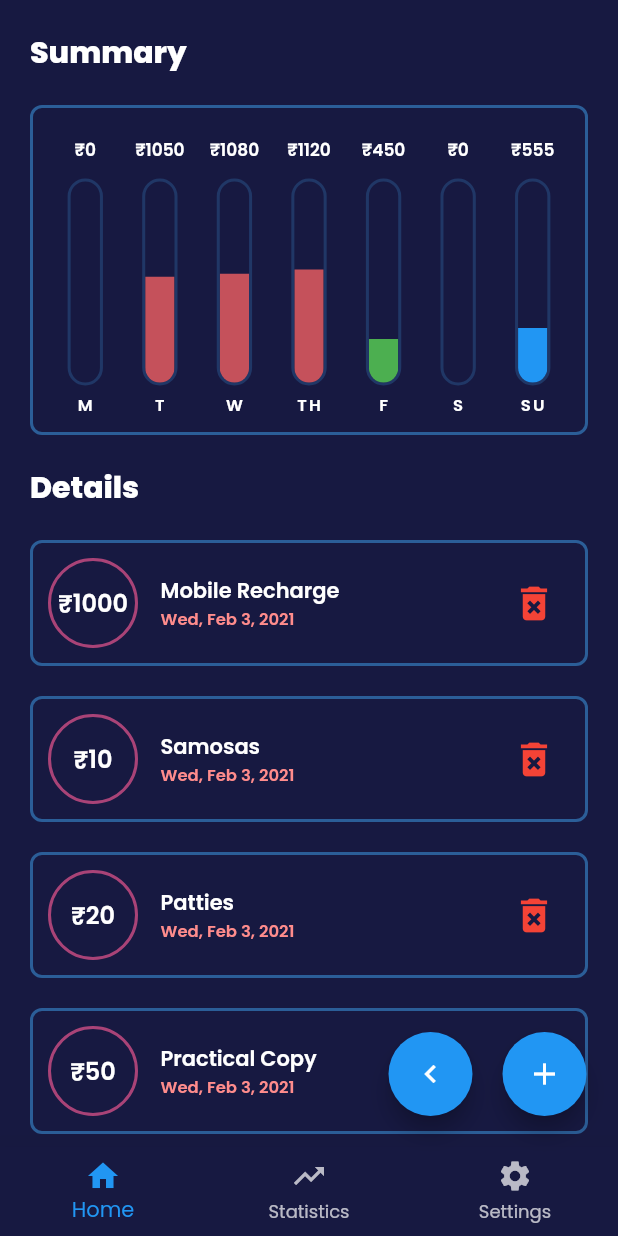
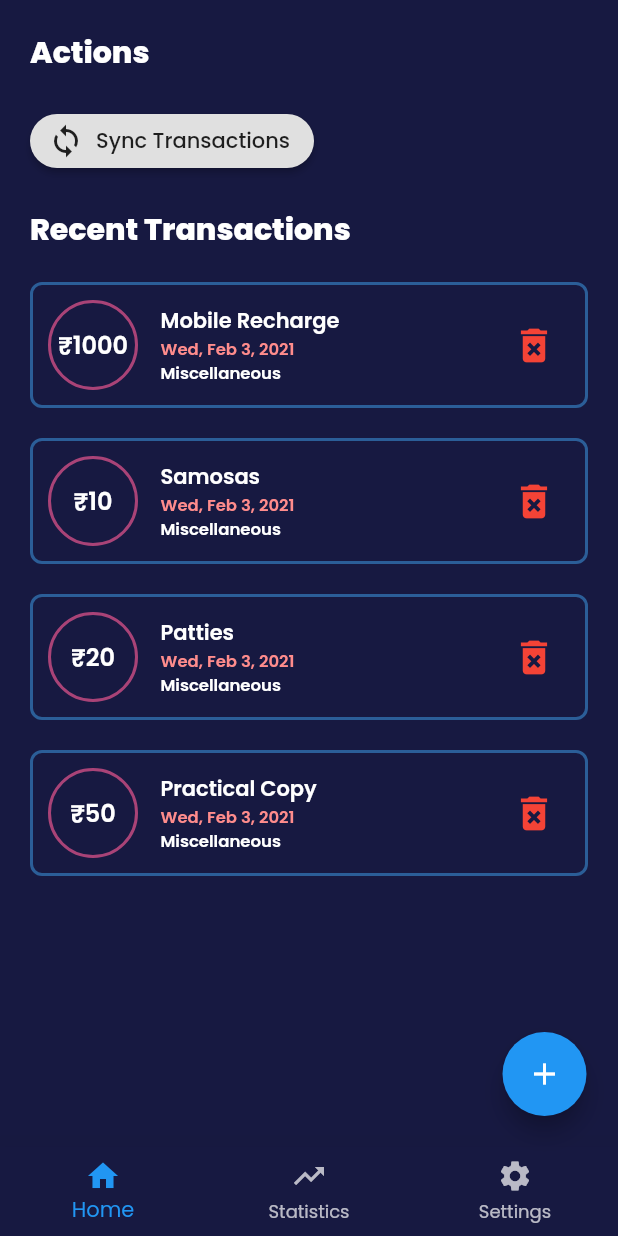
Before and after one commit to CrypticPoet/ExpenseTracker, a Flutter app: the screen it shows after launch, on a phone screen of 412 x 824 dp. Run offline on Flutter 3.47's test engine with Material 2 defaults, Android fonts, the phone set to English and light mode, and no system bars; our stand-ins replace google_fonts; missing offline and left inert: sms.

Commit message:
Moved around a few widgets

```diff
--- a/expense_tracker/lib/models/transaction.dart
+++ b/expense_tracker/lib/models/transaction.dart
@@ -2,7 +2,9 @@ class Transaction {
   final String title;
   final int amount;
   final DateTime date;
-  final String category;
+  String category;
 
-  Transaction({this.title, this.amount, this.date, this.category});
+  Transaction({this.title, this.amount, this.date, this.category}) {
+    this.category = category ?? 'Miscellaneous';
+  }
 }
--- a/expense_tracker/lib/screens/home_screen.dart
+++ b/expense_tracker/lib/screens/home_screen.dart
@@ -7,19 +7,29 @@ import 'package:expense_tracker/models/transaction.dart';
 class HomeScreen extends StatelessWidget {
   final List<Transaction> transactions;
   final Function deleteHandler;
+  final Function syncHandler;
 
-  HomeScreen(this.transactions, this.deleteHandler);
+  HomeScreen(this.transactions, {this.deleteHandler, this.syncHandler});
 
   @override
   Widget build(BuildContext context) {
     return Column(
       crossAxisAlignment: CrossAxisAlignment.start,
       children: <Widget>[
-        Text('Summary', style: kHeading1Style),
-        SummaryChart(transactions: transactions),
-        Text('Details', style: kHeading1Style),
+        Text('Actions', style: kHeading1Style),
         SizedBox(height: 20),
-        TransactionList(transactions, deleteHandler),
+        RaisedButton.icon(
+          onPressed: () => syncHandler(),
+          icon: Icon(Icons.sync),
+          label: Text('Sync Transactions'),
+          shape: RoundedRectangleBorder(borderRadius: BorderRadius.circular(50)),
+        ),
+        SizedBox(height: 20),
+        Text('Recent Transactions', style: kHeading1Style),
+        SizedBox(height: 20),
+        TransactionList(
+            transactions.where((tx) => tx.date.isAfter(DateTime.now().subtract(Duration(days: 1)))).toList(),
+            deleteHandler),
       ],
     );
   }
--- a/expense_tracker/lib/screens/screen.dart
+++ b/expense_tracker/lib/screens/screen.dart
@@ -120,13 +120,13 @@ class _ScreenState extends State<Screen> {
               builder: (BuildContext ctx) {
                 switch (selectedIndex) {
                   case 0:
-                    return HomeScreen(transactions, _deleteTransaction);
+                    return HomeScreen(transactions, deleteHandler: _deleteTransaction, syncHandler: _fetchSMS);
                     break;
                   case 1:
-                    return StatsScreen();
+                    return StatsScreen(transactions: transactions);
                     break;
                   default:
-                    return HomeScreen(transactions, _deleteTransaction);
+                    return HomeScreen(transactions, deleteHandler: _deleteTransaction, syncHandler: _fetchSMS);
                 }
               },
             ),
@@ -135,20 +135,9 @@ class _ScreenState extends State<Screen> {
       ),
       floatingActionButton: Padding(
         padding: const EdgeInsets.all(5),
-        child: Row(
-          mainAxisAlignment: MainAxisAlignment.end,
-          children: <Widget>[
-            FloatingActionButton(
-                onPressed: () {
-                  _fetchSMS();
-                },
-                child: Icon(Icons.navigate_before)),
-            SizedBox(width: 20),
-            FloatingActionButton(
-              onPressed: () => _showTransactionModal(context),
-              child: Icon(Icons.add),
-            )
-          ],
+        child: FloatingActionButton(
+          onPressed: () => _showTransactionModal(context),
+          child: Icon(Icons.add),
         ),
       ),
       bottomNavigationBar: BottomNavigationBar(
--- a/expense_tracker/lib/screens/stats_screen.dart
+++ b/expense_tracker/lib/screens/stats_screen.dart
@@ -1,16 +1,23 @@
+import 'package:expense_tracker/models/transaction.dart';
+import 'package:expense_tracker/screens/widgets/summary_chart.dart';
 import 'package:flutter/material.dart';
 import 'package:expense_tracker/constants.dart';
 
 class StatsScreen extends StatelessWidget {
-  const StatsScreen({Key key}) : super(key: key);
+  StatsScreen({this.transactions});
+
+  final List<Transaction> transactions;
 
   @override
   Widget build(BuildContext context) {
-    return Center(
-      child: Text(
-        'Statistics Screen',
-        style: kHeading1Style,
-      ),
+    return Column(
+      crossAxisAlignment: CrossAxisAlignment.start,
+      children: <Widget>[
+        Text('This Week', style: kHeading1Style),
+        SummaryChart(
+          transactions: transactions,
+        )
+      ],
     );
   }
 }
--- a/expense_tracker/lib/screens/widgets/transaction_detail.dart
+++ b/expense_tracker/lib/screens/widgets/transaction_detail.dart
@@ -5,10 +5,11 @@ class TransactionDetail extends StatelessWidget {
   final String title;
   final int amount;
   final String date;
+  final String category;
   final int index;
   final Function handler;
 
-  TransactionDetail({this.title, this.amount, this.date, this.index, this.handler});
+  TransactionDetail({this.title, this.amount, this.date, this.index, this.category, this.handler});
 
   @override
   Widget build(BuildContext context) {
@@ -23,33 +24,21 @@ class TransactionDetail extends StatelessWidget {
             decoration: kCircleBoxDecoration,
             margin: EdgeInsets.only(right: 15),
             padding: EdgeInsets.all(2),
-            child: FittedBox(
-              child: Text(
-                '₹$amount',
-                style: kTextStyle.copyWith(fontSize: 16),
-              ),
-            ),
+            child: FittedBox(child: Text('₹$amount', style: kTextStyle.copyWith(fontSize: 16))),
           ),
           Column(
             mainAxisSize: MainAxisSize.min,
             mainAxisAlignment: MainAxisAlignment.center,
             crossAxisAlignment: CrossAxisAlignment.start,
             children: <Widget>[
-              Container(
-                  width: 180,
-                  child: Text(
-                    title,
-                    style: kTextStyle,
-                  )),
+              Text(title, style: kTextStyle),
               Text('$date', style: kSecTextSyle.copyWith(color: kTextSecColor), maxLines: 1),
+              category != null ? Text(category, style: kSecTextSyle.copyWith(color: Colors.white)) : Container(),
             ],
           ),
           Spacer(),
           IconButton(
-            icon: Icon(
-              Icons.delete_forever,
-              color: Colors.red,
-            ),
+            icon: Icon(Icons.delete_forever, color: Colors.red),
             onPressed: () => handler(index),
             iconSize: 30,
           ),
--- a/expense_tracker/lib/screens/widgets/transaction_list.dart
+++ b/expense_tracker/lib/screens/widgets/transaction_list.dart
@@ -19,6 +19,7 @@ class TransactionList extends StatelessWidget {
             amount: transactions[i].amount,
             date: DateFormat.yMMMEd().format(transactions[i].date),
             index: i,
+            category: transactions[i].category,
             handler: deleteHandler,
           ),
       ],
```
